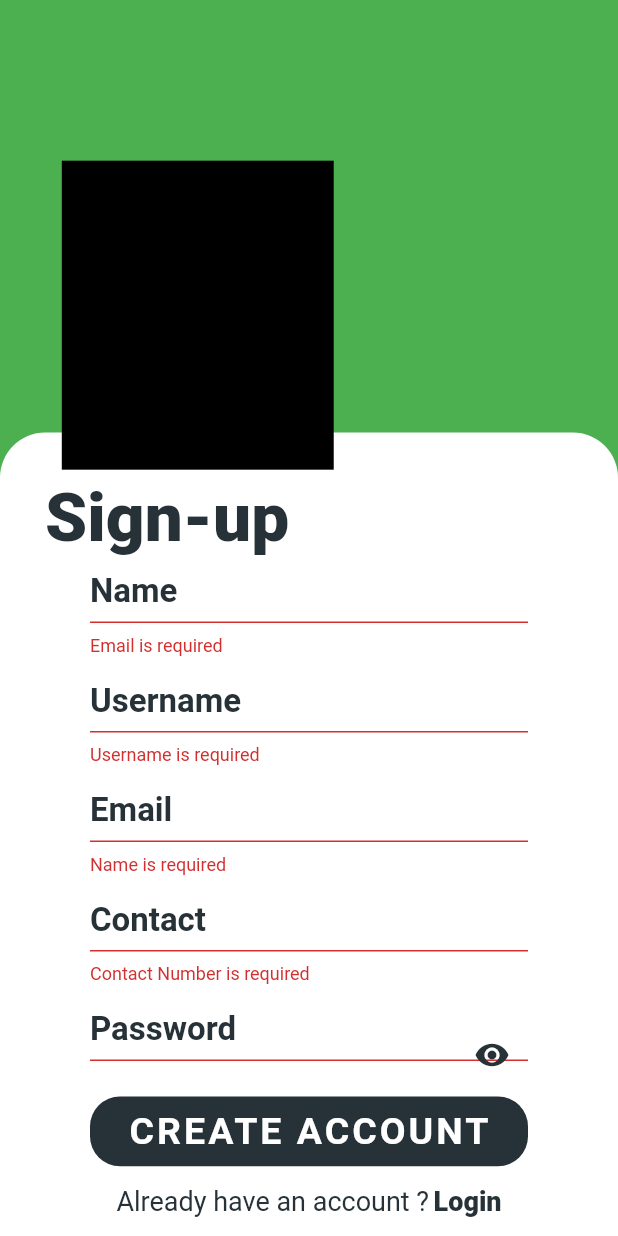
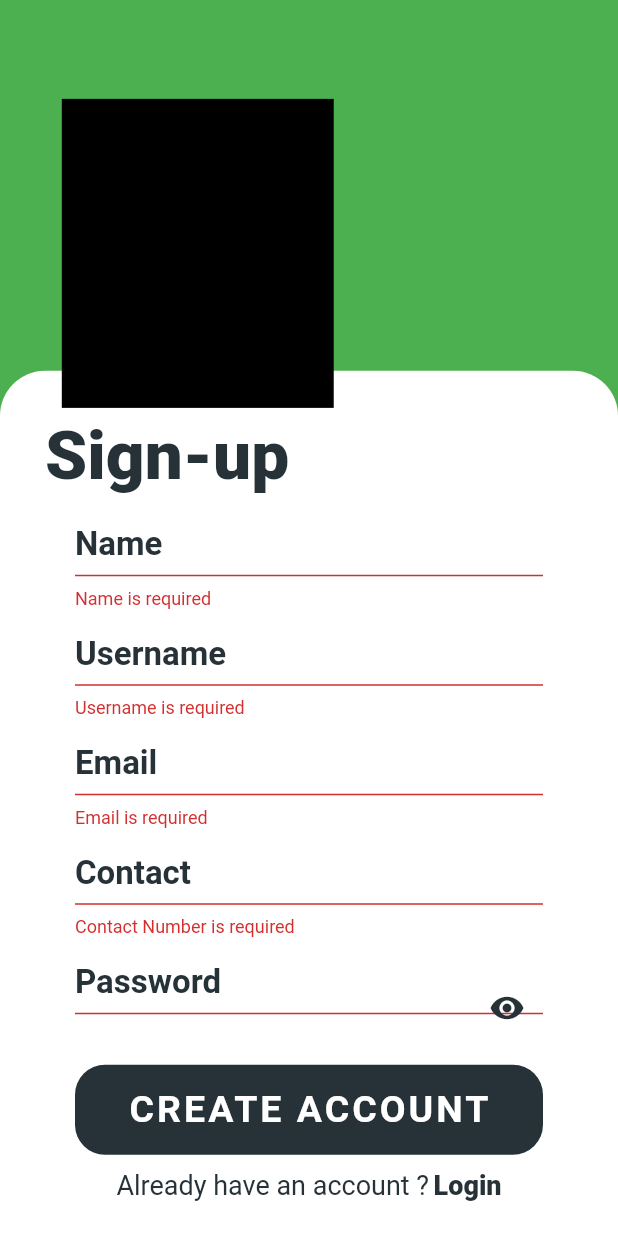
Before and after one commit to blayziken/Flutter_blog, a Flutter app: the SignUpScreen screen opened by its route, after a tap on "CREATE ACCOUNT", on a phone screen of 412 x 824 dp. Run offline on Flutter 3.47's test engine with Material 2 defaults, Android fonts, the phone set to English and light mode, and no system bars.

Commit message:
signup button giving me problems

```diff
--- a/lib/screens/Auth/components/signup_components.dart
+++ b/lib/screens/Auth/components/signup_components.dart
@@ -1,56 +1 @@
 import 'package:flutter/material.dart';
-
-class SignupButton extends StatelessWidget {
-  const SignupButton({
-    Key key,
-    @required GlobalKey<FormState> formKey,
-    @required String name,
-    email,
-    password,
-    contact,
-  })  : _formKey = formKey,
-        _password = password,
-        _name = name,
-        _email = email,
-        _contact = contact,
-        super(key: key);
-
-  final GlobalKey<FormState> _formKey;
-  final String _name, _email, _password, _contact;
-
-  @override
-  Widget build(BuildContext context) {
-    return GestureDetector(
-      child: Container(
-        height: 50,
-        decoration: BoxDecoration(
-          color: Colors.blueGrey[900],
-          borderRadius: BorderRadius.circular(20.0),
-        ),
-        child: Center(
-          child: Text(
-            'CREATE ACCOUNT',
-            style: TextStyle(
-              fontWeight: FontWeight.w600,
-              fontSize: 25,
-              letterSpacing: 2,
-              color: Colors.white,
-            ),
-          ),
-        ),
-      ),
-      onTap: () {
-        if (!_formKey.currentState.validate()) {
-          return;
-        }
-
-        _formKey.currentState.save();
-
-        print(_name);
-        print(_email);
-        print(_password);
-        print(_contact);
-      },
-    );
-  }
-}
--- a/lib/screens/Auth/login.dart
+++ b/lib/screens/Auth/login.dart
@@ -237,10 +237,9 @@ class _LoginScreenState extends State<LoginScreen> {
                   width: size.width * 0.44,
                   decoration: BoxDecoration(
                     color: Colors.black,
-
-//                    image: DecorationImage(
-//                    image: AssetImage()
+                    image: DecorationImage(image: AssetImage("assets/images")
 //                  ),
+                        ),
                   ),
                 ),
               ),
--- a/lib/screens/Auth/signup.dart
+++ b/lib/screens/Auth/signup.dart
@@ -4,33 +4,90 @@ import 'package:flutter/material.dart';
 import 'package:flutter/rendering.dart';
 import 'components/signup_components.dart';
 
-class SignUpScreen extends StatelessWidget {
+class SignUpScreen extends StatefulWidget {
   static const routeName = '/signup-screen';
 
-  static final GlobalKey<FormState> _formKey2 = GlobalKey<FormState>();
+  @override
+  _SignUpScreenState createState() => _SignUpScreenState();
+}
 
-  @override
-  Widget build(BuildContext context) {
-    var size = MediaQuery.of(context).size;
-    String _name, _username, _email, _password, _contact;
+class _SignUpScreenState extends State<SignUpScreen> {
+//  String _name, _username, _email, _password, _contact;
+  String _name;
+  String _username;
+  String _email;
+  String _password;
+  String _contact;
 
-    Widget _inputFields(fieldName, field) {
+  final GlobalKey<FormState> _formKey2 = GlobalKey<FormState>();
+
+  Widget _buildName() {
     return Container(
       height: 30,
-//        color: Colors.yellow,
       child: TextFormField(
-          decoration: InputDecoration(
-//            hintText: 'Your $fieldName',
-//            hintStyle: TextStyle(fontSize: 10),
-              ),
+        decoration: InputDecoration(),
         validator: (String value) {
           if (value.isEmpty) {
-              return '$fieldName is required';
+            return 'Name is required';
           }
           return null;
         },
         onSaved: (String value) {
-            field = value;
+          _name = value;
+        },
+      ),
+    );
+  }
+
+  Widget _buildUserName() {
+    return Container(
+      height: 30,
+      child: TextFormField(
+        decoration: InputDecoration(),
+        validator: (String value) {
+          if (value.isEmpty) {
+            return 'Username is required';
+          }
+          return null;
+        },
+        onSaved: (String value) {
+          _username = value;
+        },
+      ),
+    );
+  }
+
+  Widget _buildEmail() {
+    return Container(
+      height: 30,
+      child: TextFormField(
+        decoration: InputDecoration(),
+        validator: (String value) {
+          if (value.isEmpty) {
+            return 'Email is required';
+          }
+          return null;
+        },
+        onSaved: (String value) {
+          _email = value;
+        },
+      ),
+    );
+  }
+
+  Widget _buildContact() {
+    return Container(
+      height: 30,
+      child: TextFormField(
+        decoration: InputDecoration(),
+        validator: (String value) {
+          if (value.isEmpty) {
+            return 'Contact Number is required';
+          }
+          return null;
+        },
+        onSaved: (String value) {
+          _contact = value;
         },
       ),
     );
@@ -71,7 +128,7 @@ class SignUpScreen extends StatelessWidget {
 
   Widget _buildSignupForm() {
     return Container(
-        height: size.height * 0.4,
+      height: MediaQuery.of(context).size.height * 0.4,
 //        color: Colors.teal,
       child: ListView(
         padding: EdgeInsets.all(0),
@@ -91,7 +148,7 @@ class SignUpScreen extends StatelessWidget {
                     color: kTextLoginPageColor,
                   ),
                 ),
-                  _inputFields('Email', _email),
+                _buildName(),
                 customYMargin(17),
                 Text(
                   'Username',
@@ -101,7 +158,7 @@ class SignUpScreen extends StatelessWidget {
                     color: kTextLoginPageColor,
                   ),
                 ),
-                  _inputFields('Username', _username),
+                _buildUserName(),
                 customYMargin(17),
                 Text(
                   'Email',
@@ -111,7 +168,7 @@ class SignUpScreen extends StatelessWidget {
                     color: kTextLoginPageColor,
                   ),
                 ),
-                  _inputFields('Name', _username),
+                _buildEmail(),
                 customYMargin(17),
                 Text(
                   'Contact',
@@ -121,7 +178,7 @@ class SignUpScreen extends StatelessWidget {
                     color: kTextLoginPageColor,
                   ),
                 ),
-                  _inputFields('Contact Number', _contact),
+                _buildContact(),
                 customYMargin(17),
                 Text(
                   'Password',
@@ -140,6 +197,10 @@ class SignUpScreen extends StatelessWidget {
     );
   }
 
+  @override
+  Widget build(BuildContext context) {
+    var size = MediaQuery.of(context).size;
+
     return Scaffold(
       body: SingleChildScrollView(
         child: Container(
@@ -151,7 +212,7 @@ class SignUpScreen extends StatelessWidget {
               Positioned(
                 bottom: 0,
                 child: Container(
-                  height: size.height * 0.65,
+                  height: size.height * 0.7,
                   width: size.width, //double.infinity,
                   decoration: BoxDecoration(
                     color: Colors.white,
@@ -176,23 +237,51 @@ class SignUpScreen extends StatelessWidget {
                         Expanded(
                           child: Padding(
                             padding: EdgeInsets.only(
-                                left: 30.0, right: 30.0, top: 10.0),
+                                left: 20.0, right: 20.0, top: 20.0),
                             child: Column(
                               children: [
                                 _buildSignupForm(),
-                                customYMargin(20),
+                                customYMargin(30),
                                 Expanded(
-                                  flex: 1,
-                                  child: SignupButton(
-                                    formKey: _formKey2,
-                                    name: _name,
-                                    email: _email,
-                                    contact: _contact,
-                                    password: _password,
+                                    flex: 0,
+                                    child: GestureDetector(
+                                      child: Container(
+                                        height: 60,
+                                        decoration: BoxDecoration(
+                                          color: Colors.blueGrey[900],
+                                          borderRadius:
+                                              BorderRadius.circular(20.0),
+                                        ),
+                                        child: Center(
+                                          child: Text(
+                                            'CREATE ACCOUNT',
+                                            style: TextStyle(
+                                              fontWeight: FontWeight.w600,
+                                              fontSize: 25,
+                                              letterSpacing: 2,
+                                              color: Colors.white,
                                             ),
                                           ),
-//                                customYMargin(1),
+                                        ),
+                                      ),
+                                      onTap: () {
+                                        if (!_formKey2.currentState
+                                            .validate()) {
+                                          return;
+                                        }
+
+                                        _formKey2.currentState.save();
+
+                                        print(_name);
+                                        print(_email);
+                                        print(_username);
+                                        print(_password);
+                                        print(_contact);
+                                      },
+                                    )),
+                                customYMargin(10),
                                 Expanded(
+                                  flex: 0,
                                   child: Center(
                                     child: Row(
                                       mainAxisAlignment:
@@ -234,7 +323,7 @@ class SignUpScreen extends StatelessWidget {
                 ),
               ),
               Positioned(
-                top: size.height * 0.13,
+                top: size.height * 0.08,
                 left: size.width * 0.1,
                 child: Container(
                   height: size.height * 0.25,
```
Lines whose indentation alone changed are shown as unchanged.
